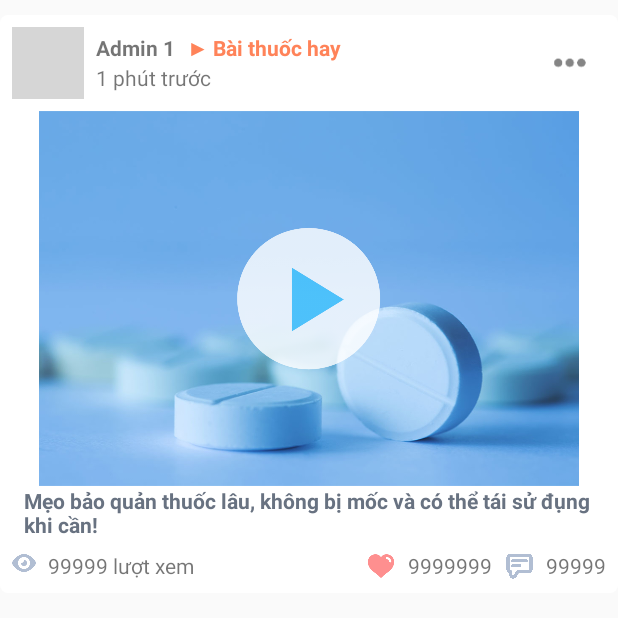
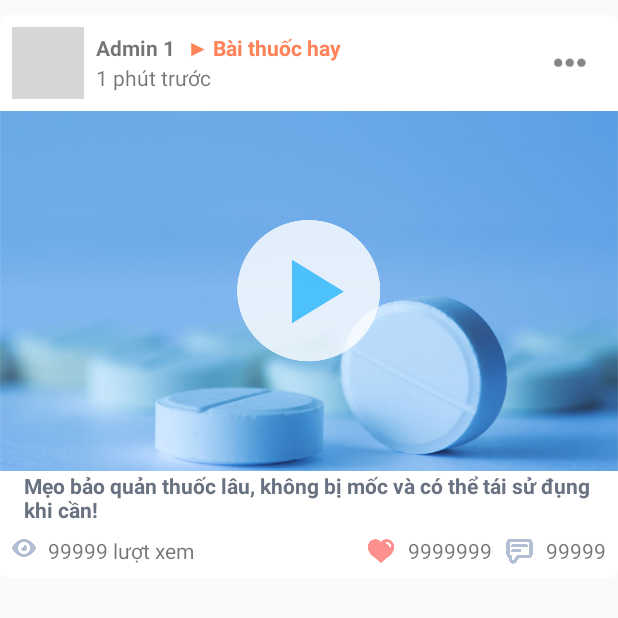
Before and after one commit to vihahb/xMec, an Android app: the layout list_item_news_feed.xml on its own in the app's theme, with its tools: preview values and no code run, on a phone screen of 412 x 824 dp. Shown: the top 618 px of the screen. Run offline under Robolectric (Android 15) with nearby library versions, the phone set to English and light mode, and no system bars; plain views replace AvatarView; grey boxes are pictures that could not be loaded.

Commit message:
(khai code đầu xuân ^^!)creat loadmore and refresh list new feed

```diff
--- a/app/build.gradle
+++ b/app/build.gradle
@@ -41,5 +41,10 @@
     compile 'com.jaredrummler:material-spinner:1.1.0'
     compile 'com.yalantis:ucrop:2.2.0'
     compile 'com.github.jksiezni.permissive:permissive:0.2'
+    compile 'com.malinskiy:superrecyclerview:1.1.4'
     testCompile 'junit:junit:4.12'
+    compile 'com.android.support:recyclerview-v7:25.1.0'
+    compile 'com.android.support:gridlayout-v7:25.1.0'
+    compile 'com.android.support:cardview-v7:25.1.0'
+    compile 'com.android.support.constraint:constraint-layout:1.0.0-beta4'
 }
--- a/app/src/main/java/com/xtelsolution/xmec/xmec/views/widget/CameraPickerManager.java
+++ b/app/src/main/java/com/xtelsolution/xmec/xmec/views/widget/CameraPickerManager.java
@@ -14,10 +14,9 @@
         super(activity);
     }
 
-    protected void sendToExternalApp()
-    {
+    protected void sendToExternalApp() {
         Intent intent = new Intent(android.provider.MediaStore.ACTION_IMAGE_CAPTURE);
-        mProcessingPhotoUri =  getImageFile();
+        mProcessingPhotoUri = getImageFile();
         intent.putExtra(MediaStore.EXTRA_OUTPUT, mProcessingPhotoUri);
         activity.startActivityForResult(intent, REQUEST_CODE_SELECT_IMAGE);
     }
--- a/app/src/main/res/layout/item_control_detail_disease.xml
+++ b/app/src/main/res/layout/item_control_detail_disease.xml
@@ -36,5 +36,4 @@
             android:layout_weight="1"
             android:src="@mipmap/ic_arrow_right" />
     </LinearLayout>
-
 </LinearLayout>
--- a/app/src/main/res/layout/list_item_news_feed.xml
+++ b/app/src/main/res/layout/list_item_news_feed.xml
@@ -16,23 +16,23 @@
             android:id="@+id/imgNewsThumble"
             android:layout_width="48dp"
             android:layout_height="48dp"
+            android:layout_alignParentLeft="true"
+            android:layout_alignParentStart="true"
             android:scaleType="centerCrop"
-            android:layout_alignParentStart="true"
-            android:src="@drawable/avaplaceholder"
-            android:layout_alignParentLeft="true" />
+            android:src="@drawable/avaplaceholder" />
 
         <LinearLayout
             android:layout_width="match_parent"
             android:layout_height="48dp"
             android:layout_toEndOf="@+id/imgNewsThumble"
+            android:layout_toLeftOf="@+id/btnOptions"
+            android:layout_toRightOf="@+id/imgNewsThumble"
             android:layout_toStartOf="@+id/btnOptions"
+            android:gravity="center_vertical"
             android:orientation="vertical"
-            android:gravity="center_vertical"
-            android:paddingStart="8dp"
             android:paddingEnd="8dp"
-            android:layout_toRightOf="@+id/imgNewsThumble"
-            android:layout_toLeftOf="@+id/btnOptions"
-            android:paddingLeft="8dp">
+            android:paddingLeft="8dp"
+            android:paddingStart="8dp">
 
             <LinearLayout
                 android:layout_width="match_parent"
@@ -42,17 +42,17 @@
                 <TextView
                     android:layout_width="wrap_content"
                     android:layout_height="wrap_content"
-                    android:textStyle="bold"
-                    android:text="Admin 1" />
+                    android:text="Admin 1"
+                    android:textStyle="bold" />
 
                 <TextView
                     android:layout_width="wrap_content"
                     android:layout_height="wrap_content"
-                    android:textStyle="bold"
+                    android:layout_marginLeft="8dp"
                     android:layout_marginStart="8dp"
                     android:text="&#9654; Bài thuốc hay"
                     android:textColor="#ff8359"
-                    android:layout_marginLeft="8dp" />
+                    android:textStyle="bold" />
             </LinearLayout>
 
             <TextView
@@ -67,10 +67,10 @@
             android:layout_width="48dp"
             android:layout_height="48dp"
             android:layout_alignParentEnd="true"
+            android:layout_alignParentRight="true"
             android:layout_centerVertical="true"
-            android:src="@drawable/ic_action_more"
             android:padding="@dimen/dimen_10"
-            android:layout_alignParentRight="true" />
+            android:src="@drawable/ic_action_more" />
     </RelativeLayout>
 
     <LinearLayout
@@ -84,9 +84,10 @@
 
             <ImageView
                 android:layout_width="match_parent"
-                android:layout_height="250dp"
+                android:layout_height="240dp"
                 android:layout_centerInParent="true"
-                android:maxHeight="250dp"
+                android:maxHeight="240dp"
+                android:scaleType="centerCrop"
                 android:src="@drawable/thumble_news_placeholder" />
 
             <ImageView
@@ -99,9 +100,9 @@
         <TextView
             android:layout_width="match_parent"
             android:layout_height="wrap_content"
+            android:layout_marginBottom="8dp"
+            android:layout_marginEnd="16dp"
             android:layout_marginStart="16dp"
-            android:layout_marginEnd="16dp"
-            android:layout_marginBottom="8dp"
             android:text="Mẹo bảo quản thuốc lâu, không bị mốc và có thể tái
 sử đụng khi cần! "
             android:textColor="#687281"
@@ -111,9 +112,9 @@
             android:layout_width="match_parent"
             android:layout_height="wrap_content"
             android:gravity="center_vertical"
-            android:paddingStart="8dp"
+            android:paddingBottom="8dp"
             android:paddingEnd="8dp"
-            android:paddingBottom="8dp">
+            android:paddingStart="8dp">
 
             <ImageView
                 android:id="@+id/imgViews"
@@ -125,49 +126,49 @@
                 android:id="@+id/tvViews"
                 android:layout_width="wrap_content"
                 android:layout_height="wrap_content"
+                android:layout_marginLeft="8dp"
                 android:layout_marginStart="8dp"
                 android:layout_toEndOf="@+id/imgViews"
-                android:text="99999 lượt xem"
-                android:layout_marginLeft="8dp"
-                android:layout_toRightOf="@+id/imgViews" />
+                android:layout_toRightOf="@+id/imgViews"
+                android:text="99999 lượt xem" />
 
             <ImageView
                 android:id="@+id/imgLikes"
                 android:layout_width="20dp"
                 android:layout_height="20dp"
+                android:layout_toLeftOf="@+id/tvLikes"
                 android:layout_toStartOf="@+id/tvLikes"
-                android:src="@drawable/ic_like"
-                android:layout_toLeftOf="@+id/tvLikes" />
+                android:src="@drawable/ic_like" />
 
             <TextView
                 android:id="@id/tvLikes"
                 android:layout_width="wrap_content"
                 android:layout_height="wrap_content"
+                android:layout_marginLeft="8dp"
                 android:layout_marginStart="8dp"
+                android:layout_toLeftOf="@+id/imgComments"
                 android:layout_toStartOf="@+id/imgComments"
-                android:text="9999999"
-                android:layout_marginLeft="8dp"
-                android:layout_toLeftOf="@+id/imgComments" />
+                android:text="9999999" />
 
             <ImageView
                 android:id="@id/imgComments"
                 android:layout_width="20dp"
                 android:layout_height="20dp"
+                android:layout_marginLeft="8dp"
                 android:layout_marginStart="8dp"
+                android:layout_toLeftOf="@+id/tvComments"
                 android:layout_toStartOf="@+id/tvComments"
-                android:src="@drawable/ic_comment"
-                android:layout_marginLeft="8dp"
-                android:layout_toLeftOf="@+id/tvComments" />
+                android:src="@drawable/ic_comment" />
 
             <TextView
                 android:id="@id/tvComments"
                 android:layout_width="wrap_content"
                 android:layout_height="wrap_content"
                 android:layout_alignParentEnd="true"
+                android:layout_alignParentRight="true"
+                android:layout_marginLeft="8dp"
                 android:layout_marginStart="8dp"
-                android:text="99999"
-                android:layout_alignParentRight="true"
-                android:layout_marginLeft="8dp" />
+                android:text="99999" />
 
         </RelativeLayout>
     </LinearLayout>
--- /dev/null
+++ b/app/src/main/res/layout/view_more_progress.xml
@@ -0,0 +1,6 @@
+<?xml version="1.0" encoding="utf-8"?>
+<ProgressBar xmlns:android="http://schemas.android.com/apk/res/android"
+    android:layout_width="wrap_content"
+    android:layout_height="wrap_content"
+    android:layout_gravity="center_horizontal"
+    android:indeterminate="false"/>
--- a/app/src/main/res/values/strings.xml
+++ b/app/src/main/res/values/strings.xml
@@ -67,6 +67,7 @@
     <string name="control_disease_nguyen_nhan">Nguyên Nhân</string>
     <string name="control_disease_phong_ngua">Phong ngừa</string>
     <string name="control_disease_dieu_tri">Điều trị</string>
+    <string name="emtry_list_new_feed">Không có bài viết nào</string>
 
 
 </resources>
```
Also changed, not shown: app/src/main/java/com/xtelsolution/xmec/model/Article.java (added, +130 -0 lines), app/src/main/java/com/xtelsolution/xmec/xmec/views/adapter/NewsFeedAdapter.java (+40 -5 lines), app/src/main/java/com/xtelsolution/xmec/xmec/views/fragment/NewsFragment.java (+58 -4 lines), app/src/main/res/layout/emptyview_new_feed.xml (added, +14 -0 lines), app/src/main/res/layout/fragment_inside_news_feed.xml (+26 -13 lines).
